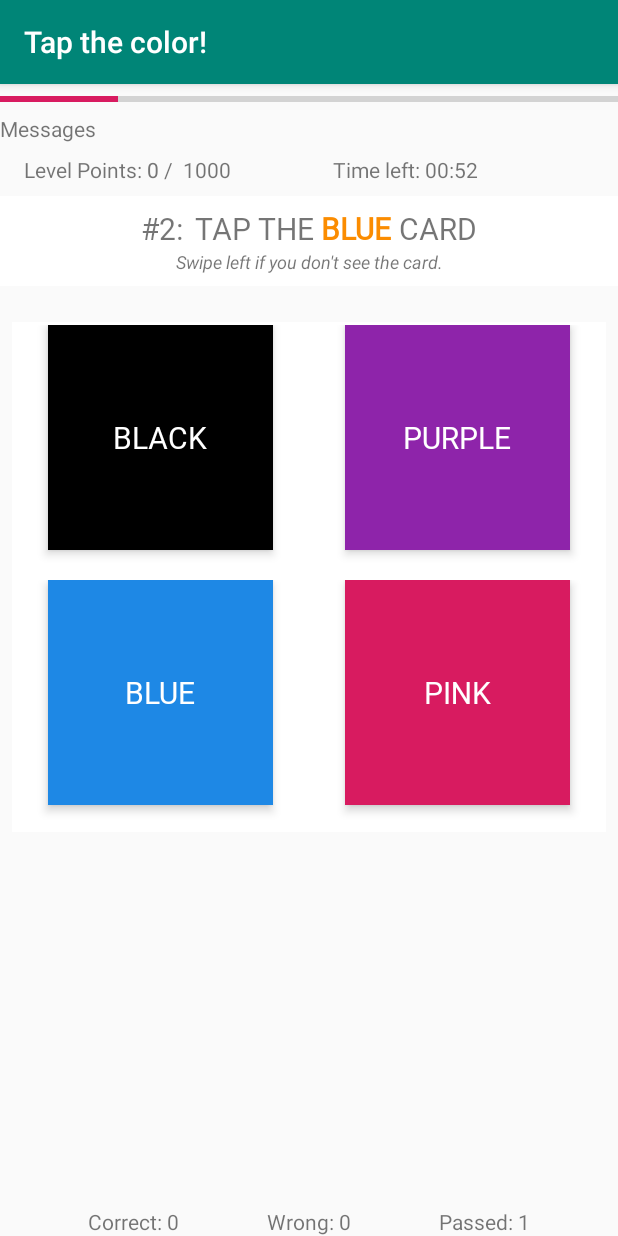
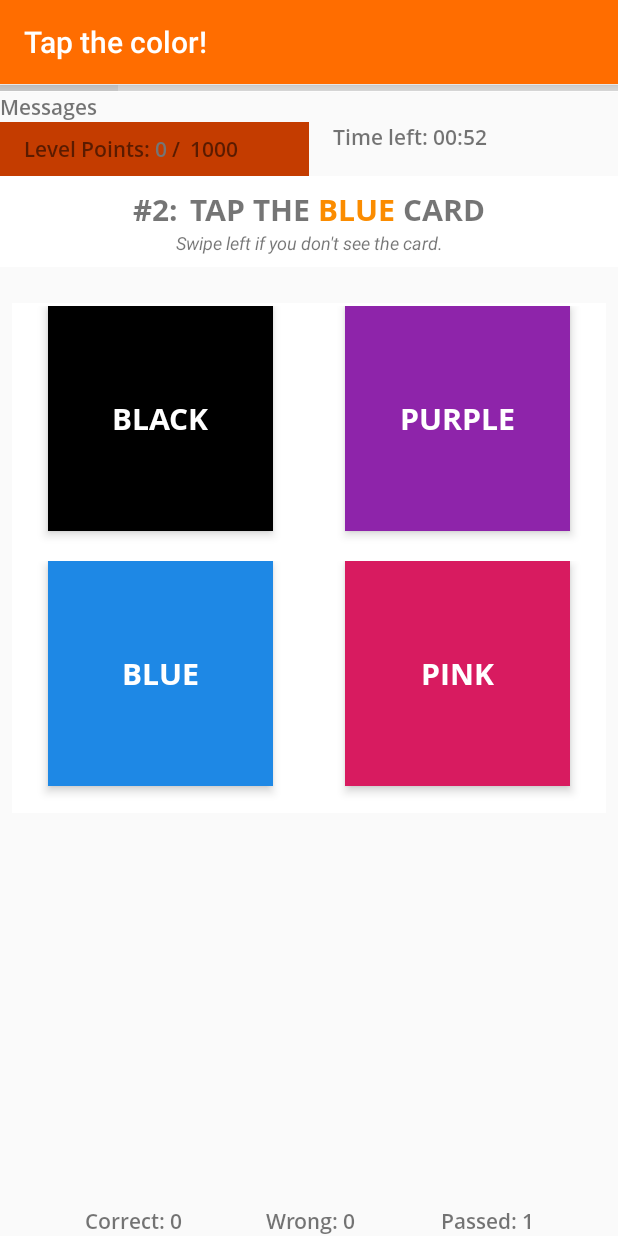
Before and after one commit to IsaacAsante/ColorCards, an Android app: the screen it shows after launch (MainActivity), on a phone screen of 412 x 824 dp. Run offline under Robolectric (Android 15) with nearby library versions, the phone set to English and light mode, and no system bars.

Commit message:
Added the new Material color values for the color scheme.

```diff
--- a/src/main/res/layout/fragment_progressbar.xml
+++ b/src/main/res/layout/fragment_progressbar.xml
@@ -7,15 +7,17 @@
         android:id="@+id/determinateBar_Shuffling"
         style="@style/Widget.AppCompat.ProgressBar.Horizontal"
         android:layout_width="match_parent"
-        android:layout_height="20dp"
-        android:progress="100"
-        android:max="100"/>
+        android:layout_height="5dp"
+        android:background="@color/white"
+        android:max="100"
+        android:progress="10" />
 
     <TextView
-        android:layout_below="@id/determinateBar_Shuffling"
         android:id="@+id/textView_Progress"
+        style="@style/MetaData"
         android:layout_width="wrap_content"
         android:layout_height="wrap_content"
+        android:layout_below="@id/determinateBar_Shuffling"
         android:text="Messages" />
 
 </RelativeLayout>
--- a/src/main/res/layout/fragment_results.xml
+++ b/src/main/res/layout/fragment_results.xml
@@ -1,33 +1,35 @@
 <?xml version="1.0" encoding="utf-8"?>
 <android.support.constraint.ConstraintLayout xmlns:android="http://schemas.android.com/apk/res/android"
+    xmlns:app="http://schemas.android.com/apk/res-auto"
     android:layout_width="match_parent"
     android:layout_height="match_parent"
-    xmlns:app="http://schemas.android.com/apk/res-auto"
     android:paddingTop="8dp">
 
     <TextView
         android:id="@+id/textView_CorrectResult"
+        style="@style/MetaData"
         android:layout_width="wrap_content"
         android:layout_height="wrap_content"
         android:text="Correct: 0"
-        app:layout_constraintStart_toStartOf="parent"
-        app:layout_constraintEnd_toStartOf="@id/textView_WrongResult"/>
+        app:layout_constraintEnd_toStartOf="@id/textView_WrongResult"
+        app:layout_constraintStart_toStartOf="parent" />
 
     <TextView
         android:id="@+id/textView_WrongResult"
+        style="@style/MetaData"
         android:layout_width="wrap_content"
         android:layout_height="wrap_content"
         android:text="Wrong: 0"
-        app:layout_constraintStart_toEndOf="@id/textView_CorrectResult"
-        app:layout_constraintEnd_toStartOf="@id/textView_SkippedResult"/>
+        app:layout_constraintEnd_toStartOf="@id/textView_SkippedResult"
+        app:layout_constraintStart_toEndOf="@id/textView_CorrectResult" />
 
     <TextView
         android:id="@+id/textView_SkippedResult"
+        style="@style/MetaData"
         android:layout_width="wrap_content"
         android:layout_height="wrap_content"
         android:text="Skipped: 0"
-        app:layout_constraintStart_toEndOf="@id/textView_WrongResult"
         app:layout_constraintEnd_toEndOf="parent"
-        />
+        app:layout_constraintStart_toEndOf="@id/textView_WrongResult" />
 
 </android.support.constraint.ConstraintLayout>
--- a/src/main/res/layout/fragment_user_progress.xml
+++ b/src/main/res/layout/fragment_user_progress.xml
@@ -2,17 +2,19 @@
 <LinearLayout xmlns:android="http://schemas.android.com/apk/res/android"
     android:layout_width="match_parent"
     android:layout_height="match_parent"
-    android:orientation="horizontal"
-    android:paddingTop="8dp"
-    android:paddingBottom="8dp">
+    android:orientation="horizontal">
 
     <LinearLayout
         android:layout_width="0dp"
         android:layout_height="wrap_content"
-        android:layout_weight="0.5">
+        android:layout_weight="0.5"
+        android:background="@color/colorPrimaryDark"
+        android:paddingTop="8dp"
+        android:paddingBottom="8dp">
 
         <TextView
             android:id="@+id/textView_LevelPointsLabel"
+            style="@style/MetaData"
             android:layout_width="wrap_content"
             android:layout_height="wrap_content"
             android:layout_marginLeft="16dp"
@@ -20,18 +22,21 @@
 
         <TextView
             android:id="@+id/textView_LevelPoints"
+            style="@style/MetaData"
             android:layout_width="wrap_content"
             android:layout_height="wrap_content"
             android:text="0" />
 
         <TextView
             android:id="@+id/textView_LevelPointsSlash"
+            style="@style/MetaData"
             android:layout_width="wrap_content"
             android:layout_height="wrap_content"
             android:text=" / " />
 
         <TextView
             android:id="@+id/textView_LevelPointsToReach"
+            style="@style/MetaData"
             android:layout_width="wrap_content"
             android:layout_height="wrap_content"
             android:text=" 1000" />
@@ -44,6 +49,7 @@
 
         <TextView
             android:id="@+id/textView_TimeLeft"
+            style="@style/MetaData"
             android:layout_width="wrap_content"
             android:layout_height="wrap_content"
             android:layout_marginLeft="16dp"
@@ -51,6 +57,7 @@
 
         <TextView
             android:id="@+id/textView_Timer"
+            style="@style/MetaData"
             android:layout_width="wrap_content"
             android:layout_height="wrap_content"
             android:text="" />
--- a/src/main/res/layout/single_card.xml
+++ b/src/main/res/layout/single_card.xml
@@ -1,11 +1,11 @@
 <?xml version="1.0" encoding="utf-8"?>
 <LinearLayout xmlns:android="http://schemas.android.com/apk/res/android"
+    xmlns:app="http://schemas.android.com/apk/res-auto"
     android:layout_width="match_parent"
     android:layout_height="wrap_content"
-    xmlns:app="http://schemas.android.com/apk/res-auto"
+    android:background="@color/white"
     android:gravity="center"
-    android:padding="2dp"
-    android:background="@color/white">
+    android:padding="2dp">
 
     <android.support.v7.widget.CardView
         android:id="@+id/cardView_SingleCard"
@@ -13,17 +13,17 @@
         android:layout_height="150dp"
         android:layout_gravity="center_horizontal"
         android:layout_margin="8dp"
-        app:cardElevation="4dp"
-        app:cardCornerRadius="4dp">
+        app:cardCornerRadius="4dp"
+        app:cardElevation="4dp">
 
         <TextView
             android:id="@+id/textView_CardColor"
             style="@style/InstructionText"
             android:layout_width="wrap_content"
             android:layout_height="wrap_content"
+            android:layout_gravity="center"
             android:text="Black"
-        android:textColor="@color/white"
-        android:layout_gravity="center"/>
+            android:textColor="@color/white" />
 
     </android.support.v7.widget.CardView>
 
--- a/src/main/res/values/colors.xml
+++ b/src/main/res/values/colors.xml
@@ -1,8 +1,13 @@
 <?xml version="1.0" encoding="utf-8"?>
 <resources>
-    <color name="colorPrimary">#008577</color>
-    <color name="colorPrimaryDark">#00574B</color>
-    <color name="colorAccent">#D81B60</color>
+    <color name="colorPrimary">#ff6d00</color>
+    <color name="colorPrimaryLight">#ff9e40</color>
+    <color name="colorPrimaryDark">#c43c00</color>
+    <color name="colorSecondary">#fafafa</color>
+    <color name="colorSecondaryDark">#ffffff</color>
+    <color name="colorAccent">#c7c7c7</color>
+    <color name="primaryTextColor">#000000</color>
+    <color name="secondaryTextColor">#ffffff</color>
     <color name="red">#e53935</color>
     <color name="pink">#d81b60</color>
     <color name="purple">#8e24aa</color>
--- a/src/main/res/values/styles.xml
+++ b/src/main/res/values/styles.xml
@@ -11,8 +11,11 @@
     <style name="InstructionText">
         <item name="android:textAllCaps">true</item>
         <item name="android:textSize">20sp</item>
-        <item name="android:fontFamily">@font/source_sans_pro_bold</item>
+        <item name="android:fontFamily">@font/open_sans_bold</item>
+    </style>
 
+    <style name="MetaData">
+        <item name="android:fontFamily">@font/open_sans_semi_bold</item>
     </style>
 
 </resources>
```
Lines whose indentation alone changed are shown as unchanged.
